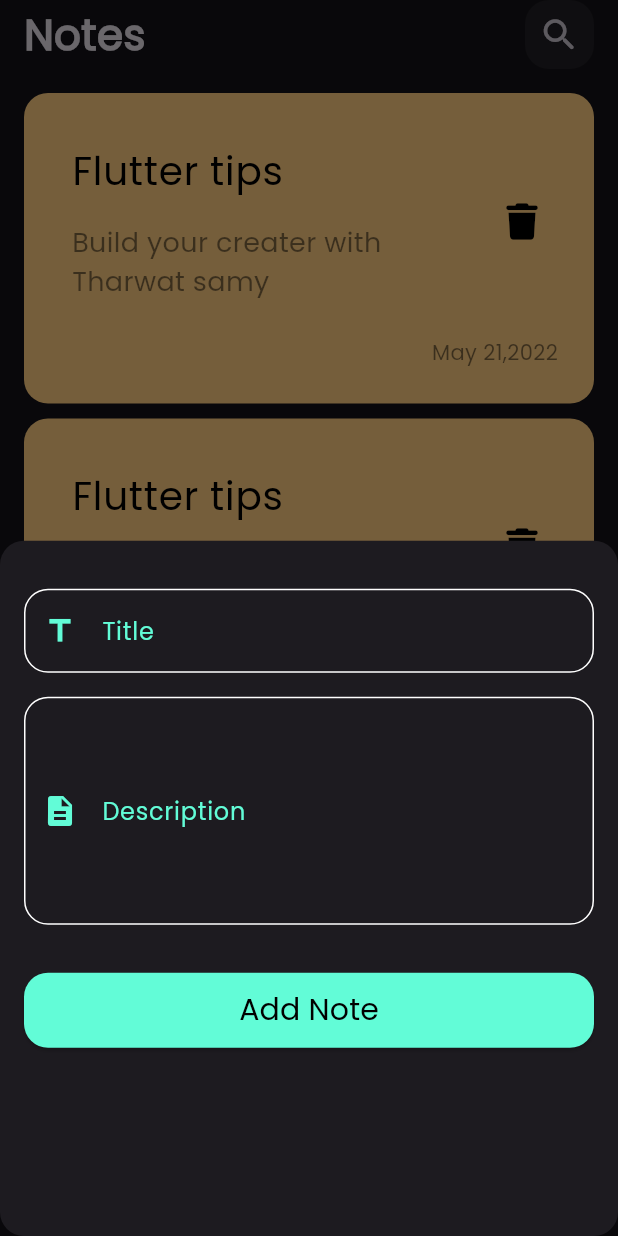
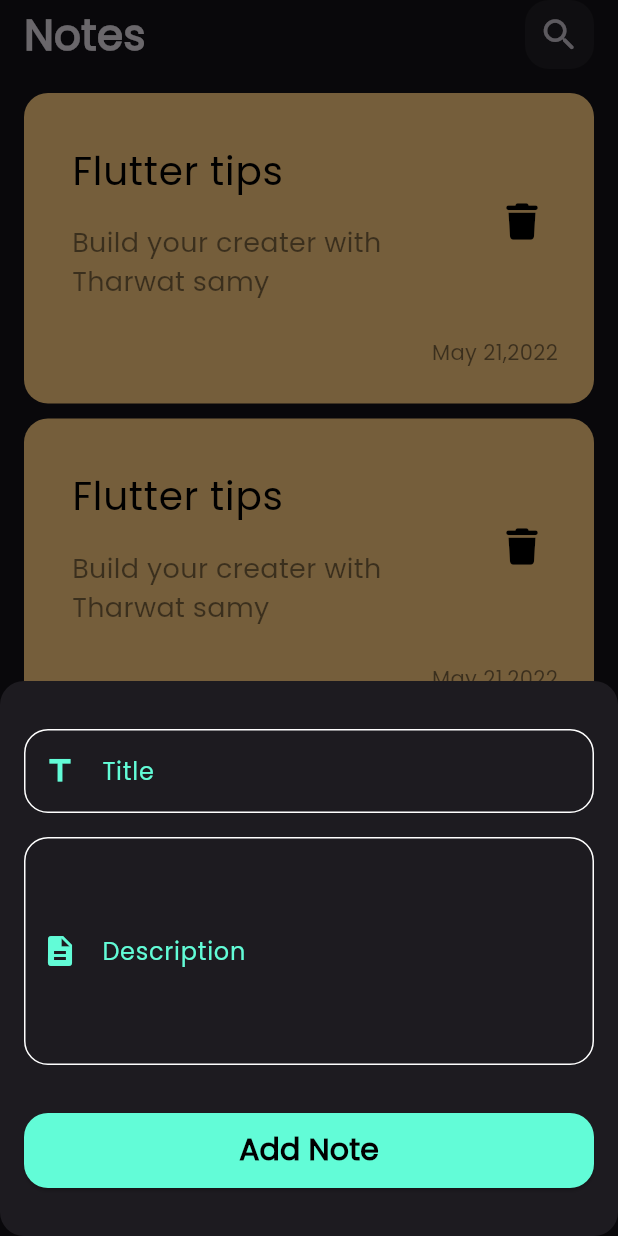
Before and after one commit to Abdo-Elsabagh/notes_app, a Flutter app: the screen it shows after launch, after a tap on the "add" icon, on a phone screen of 412 x 824 dp. Run offline on Flutter 3.47's test engine with Material 3 defaults, Android fonts, the light colour scheme and no system bars; our stand-ins replace font_awesome_flutter.

Commit message:
`Refactor widgets: custom_note_item, add_note_bottom_sheet, custom_button, custom_text_filed`

```diff
--- a/lib/views/widgets/custom_note_item.dart
+++ b/lib/views/widgets/custom_note_item.dart
@@ -1,5 +1,6 @@
 import 'package:flutter/material.dart';
 import 'package:font_awesome_flutter/font_awesome_flutter.dart';
+import 'package:notes_app/edit_note_view.dart';
 
 class NoteItem extends StatelessWidget {
   const NoteItem({
@@ -8,7 +9,15 @@
   // Color? color;
   @override
   Widget build(BuildContext context) {
-    return Container(
+    return GestureDetector(
+      onTap: () {
+        Navigator.push(context, MaterialPageRoute(
+          builder: (context) {
+            return const EditNoteView();
+          },
+        ));
+      },
+      child: Container(
         padding: const EdgeInsets.only(top: 24.0, bottom: 24.0, left: 16),
         width: double.infinity,
         decoration: BoxDecoration(
@@ -86,6 +95,7 @@
             //         style: TextStyle(color: Colors.black.withOpacity(0.5)))),
           ],
         ),
+      ),
     );
   }
 }
--- a/lib/views/widgets/notes/add_note_bottom_sheet.dart
+++ b/lib/views/widgets/notes/add_note_bottom_sheet.dart
@@ -9,19 +9,20 @@
   Widget build(BuildContext context) {
     return Padding(
       padding: const EdgeInsets.symmetric(horizontal: 16.0),
+      child: SingleChildScrollView(
         child: Column(
           children: [
             const SizedBox(
               height: 32,
             ),
-          CstomTextFiled(
+            CustomTextFiled(
               hinttext: 'Enter your note title',
               labeText: 'Title',
               prefixIco: const Icon(Icons.title),
               keyboardType: TextInputType.text,
             ),
             const SizedBox(height: 16),
-          CstomTextFiled(
+            CustomTextFiled(
               maxLines: 5,
               hinttext: 'Enter your note description',
               labeText: 'Description',
@@ -33,7 +34,9 @@
               onTop: () {},
               textButton: 'Add Note',
             ),
+            const SizedBox(height: 32),
           ],
+        ),
       ),
     );
   }
--- a/lib/views/widgets/notes/custom_button.dart
+++ b/lib/views/widgets/notes/custom_button.dart
@@ -14,11 +14,12 @@
         shape: RoundedRectangleBorder(
           borderRadius: BorderRadius.circular(16),
         ),
-        minimumSize: const Size(double.infinity, 50),
+        minimumSize: Size(MediaQuery.of(context).size.width, 50),
       ),
       child: Text(
         textButton!,
-        style: const TextStyle(fontSize: 20, color: Colors.black),
+        style: const TextStyle(
+            fontSize: 20, color: Colors.black, fontWeight: FontWeight.bold),
       ),
     );
   }
--- a/lib/views/widgets/notes/custom_text_filed.dart
+++ b/lib/views/widgets/notes/custom_text_filed.dart
@@ -1,7 +1,7 @@
 import 'package:flutter/material.dart';
 
-class CstomTextFiled extends StatelessWidget {
-  CstomTextFiled(
+class CustomTextFiled extends StatelessWidget {
+  CustomTextFiled(
       {super.key,
       this.hinttext,
       this.labeText,
```
Also changed, not shown: lib/edit_note_view.dart (added, +11 -0 lines), lib/views/widgets/edit_view_body.dart (added, +10 -0 lines). Lines whose indentation alone changed are shown as unchanged.
